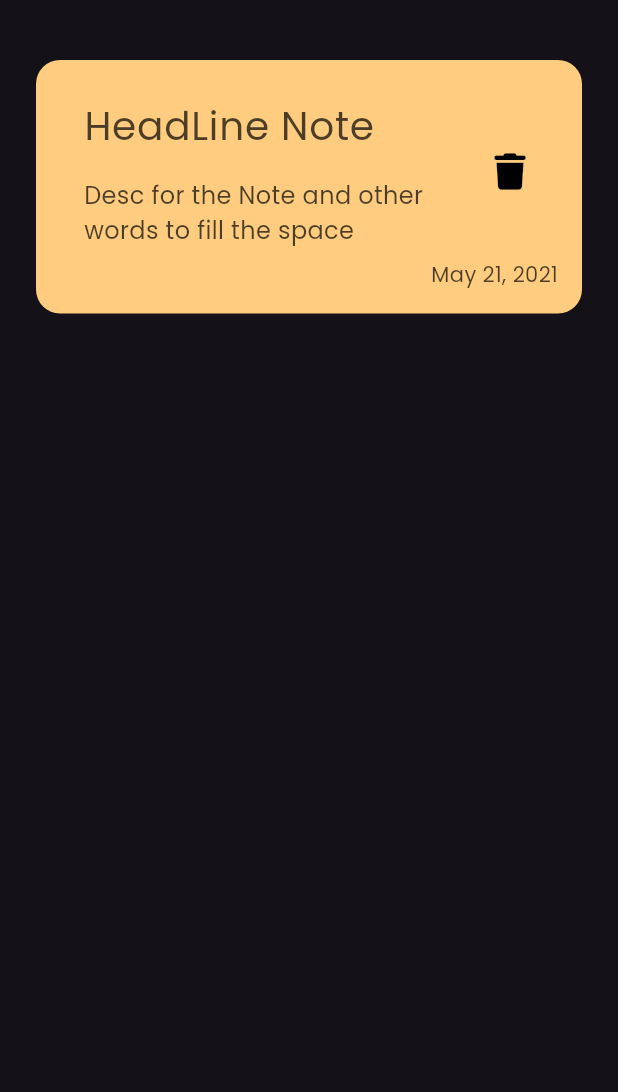
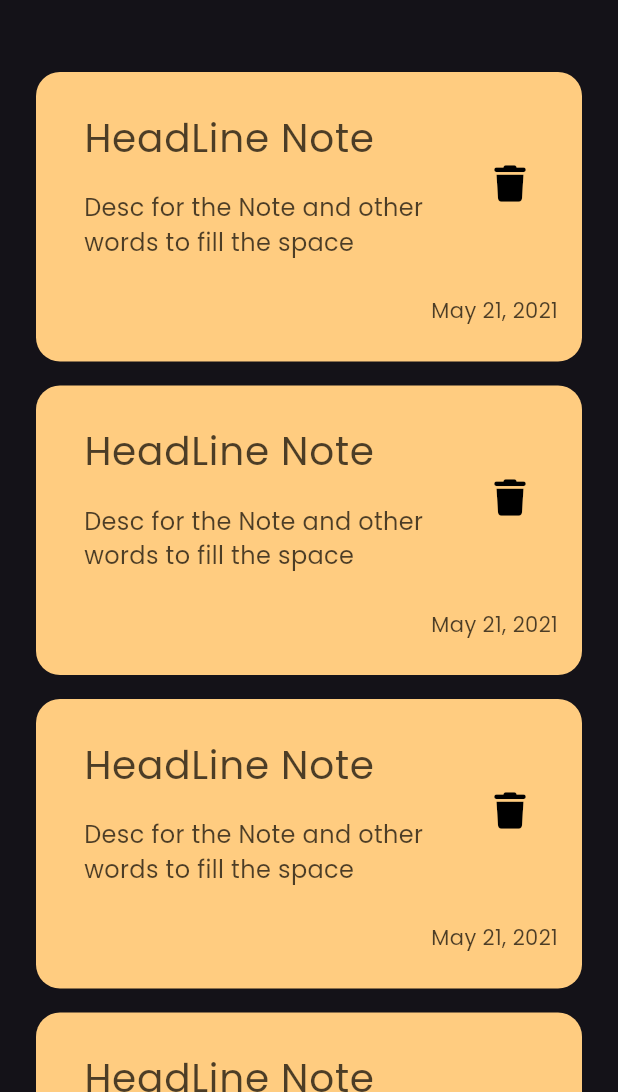
Before and after one commit to AbdallahSaeed0/notes_app, a Flutter app: the screen it shows after launch, on a phone screen of 412 x 824 dp, the part 144-1236 px from its top. Run offline on Flutter 3.47's test engine with Material 3 defaults, Android fonts, the phone set to English and light mode, and no system bars; our stand-ins replace font_awesome_flutter.

Commit message:
list view note

```diff
--- a/lib/views/notes_view.dart
+++ b/lib/views/notes_view.dart
@@ -1,5 +1,6 @@
 import 'package:flutter/material.dart';
 import 'widgets/item_note.dart';
+import 'widgets/note_list_view.dart';
 import 'widgets/notes_appbar.dart';
 
 class NotesView extends StatelessWidget {
@@ -12,7 +13,7 @@ class NotesView extends StatelessWidget {
     return const Scaffold(
       body: Padding(
         padding: EdgeInsets.symmetric(horizontal: 24),
-        child: const Column(
+        child: Column(
           children: [
             SizedBox(
               height: 50,
@@ -21,7 +22,7 @@ class NotesView extends StatelessWidget {
             SizedBox(
               height: 40,
             ),
-            NoteItem(),
+            NoteListView()
           ],
         ),
       ),
--- a/lib/views/widgets/item_note.dart
+++ b/lib/views/widgets/item_note.dart
@@ -15,7 +15,7 @@ class NoteItem extends StatelessWidget {
         padding: const EdgeInsets.only(
           left: 16,
           top: 16,
-          bottom: 16,
+          bottom: 24,
         ),
         child: Column(
           crossAxisAlignment: CrossAxisAlignment.end,
@@ -43,7 +43,7 @@ class NoteItem extends StatelessWidget {
               ),
             ),
             Padding(
-              padding: const EdgeInsets.only(right: 16),
+              padding: const EdgeInsets.only(right: 16, top: 16),
               child: Text("May 21, 2021",
                   style: TextStyle(color: Colors.black.withOpacity(.7))),
             ),
--- /dev/null
+++ b/lib/views/widgets/note_list_view.dart
@@ -0,0 +1,21 @@
+import 'package:flutter/material.dart';
+
+import 'item_note.dart';
+
+class NoteListView extends StatelessWidget {
+  const NoteListView({
+    super.key,
+  });
+
+  @override
+  Widget build(BuildContext context) {
+    return Expanded(
+      child: ListView.builder(itemBuilder: (context, index) {
+        return const Padding(
+          padding: EdgeInsets.symmetric(vertical: 8),
+          child: NoteItem(),
+        );
+      }),
+    );
+  }
+}
```
